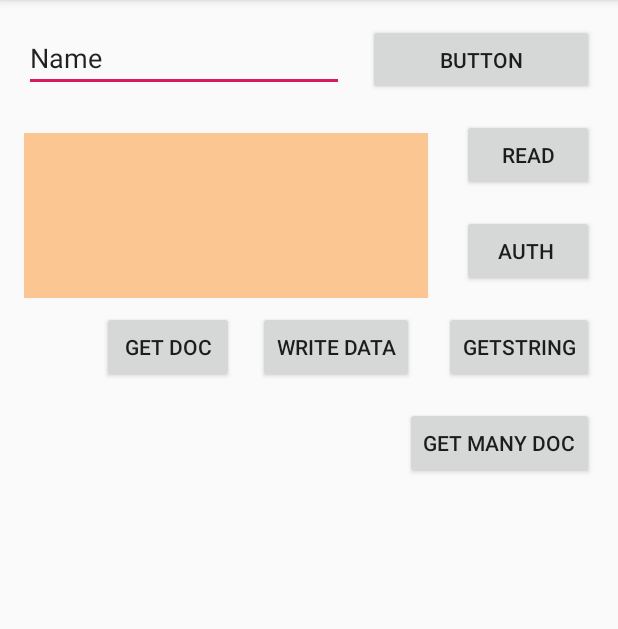
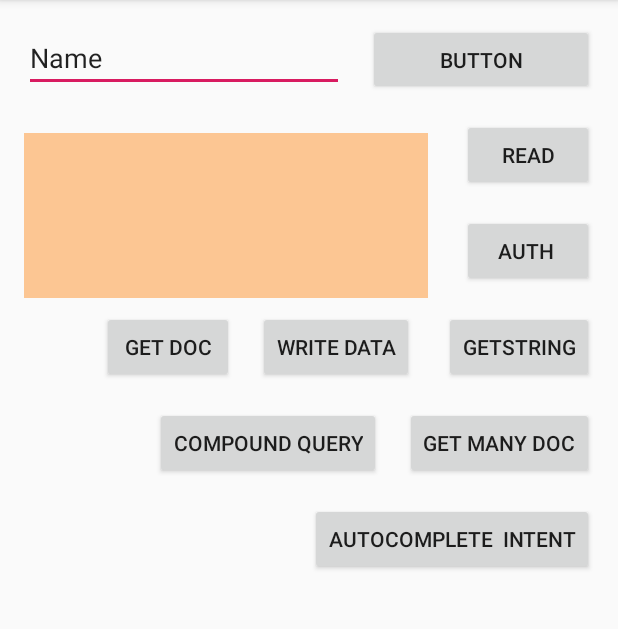
Before and after one commit to prome02/MyKtFirebaseStore, an Android app: the screen it shows after launch (MainActivity), on a phone screen of 412 x 824 dp, the part 84-713 px from its top. Run offline under Robolectric (Android 15) with nearby library versions, the phone set to English and light mode, and no system bars; our stand-ins replace Firebase (no records; nobody signed in at launch, a user with empty details on screens opened directly); libraries missing offline, so code that uses them is left out: com.google.android.libraries; 4 statements that could not run were skipped.

Commit message:
first time3

```diff
--- a/app/build.gradle
+++ b/app/build.gradle
@@ -68,6 +68,10 @@ dependencies {
     androidTestImplementation 'androidx.test.ext:junit:1.1.1'
     androidTestImplementation 'androidx.test.espresso:espresso-core:3.2.0'
     implementation 'com.google.firebase:firebase-config:19.0.3'
+
+
+    implementation 'com.google.android.libraries.places:places:2.0.0'
+
 }
 
 apply plugin: 'com.google.gms.google-services'
--- a/app/src/main/res/layout/activity_main.xml
+++ b/app/src/main/res/layout/activity_main.xml
@@ -106,4 +106,26 @@
         android:text="get many doc"
         app:layout_constraintEnd_toEndOf="parent"
         app:layout_constraintTop_toBottomOf="@+id/button" />
+
+    <Button
+        android:id="@+id/button6"
+        android:layout_width="wrap_content"
+        android:layout_height="wrap_content"
+        android:layout_marginTop="16dp"
+        android:layout_marginEnd="16dp"
+        android:onClick="onClickCompoundQry"
+        android:text="compound query"
+        app:layout_constraintEnd_toStartOf="@+id/button5"
+        app:layout_constraintTop_toBottomOf="@+id/button3" />
+
+    <Button
+        android:id="@+id/button7"
+        android:layout_width="wrap_content"
+        android:layout_height="wrap_content"
+        android:layout_marginTop="16dp"
+        android:layout_marginEnd="16dp"
+        android:onClick="onClickAutocompleteCites"
+        android:text="autocomplete  intent"
+        app:layout_constraintEnd_toEndOf="parent"
+        app:layout_constraintTop_toBottomOf="@+id/button5" />
 </androidx.constraintlayout.widget.ConstraintLayout>
--- a/build.gradle
+++ b/build.gradle
@@ -8,7 +8,7 @@ buildscript {
 
     }
     dependencies {
-        classpath 'com.android.tools.build:gradle:3.5.2'
+        classpath 'com.android.tools.build:gradle:3.5.3'
         classpath "org.jetbrains.kotlin:kotlin-gradle-plugin:$kotlin_version"
         // NOTE: Do not place your application dependencies here; they belong
         // in the individual module build.gradle files
```
Also changed, not shown: app/src/main/java/com/example/myktfirebasestore/MainActivity.kt (+93 -10 lines), app/src/main/java/com/example/myktfirebasestore/UserInfo.kt (added, +12 -0 lines), app/src/main/res/layout/ac_qry_cities.xml (added, +10 -0 lines).
